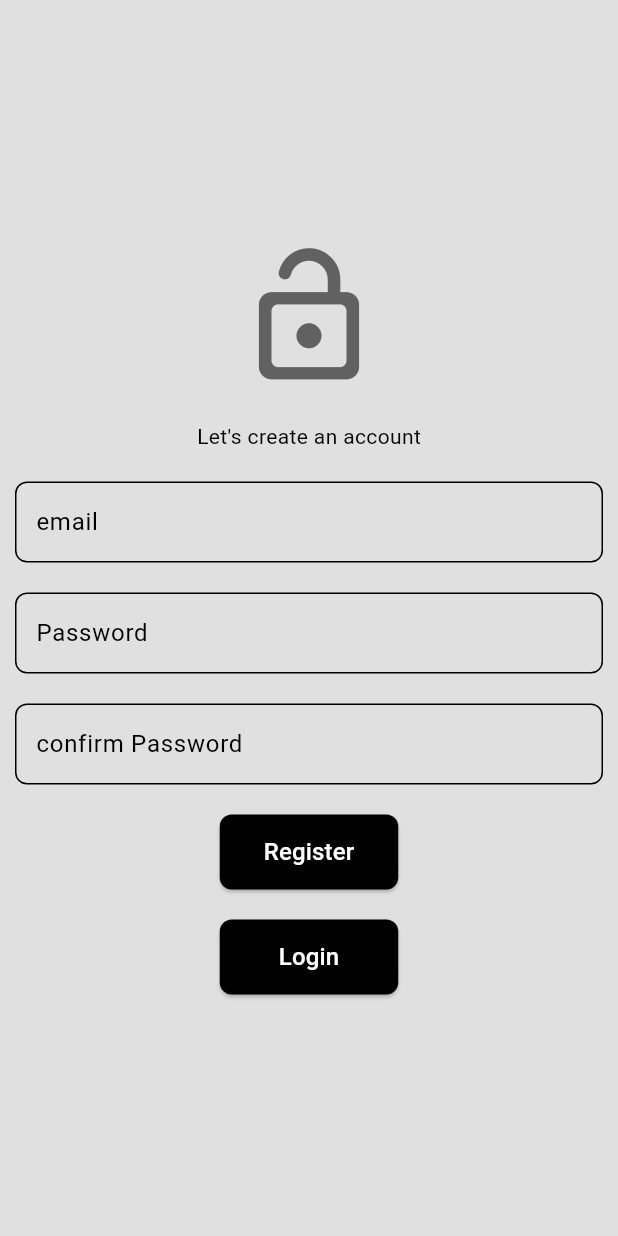
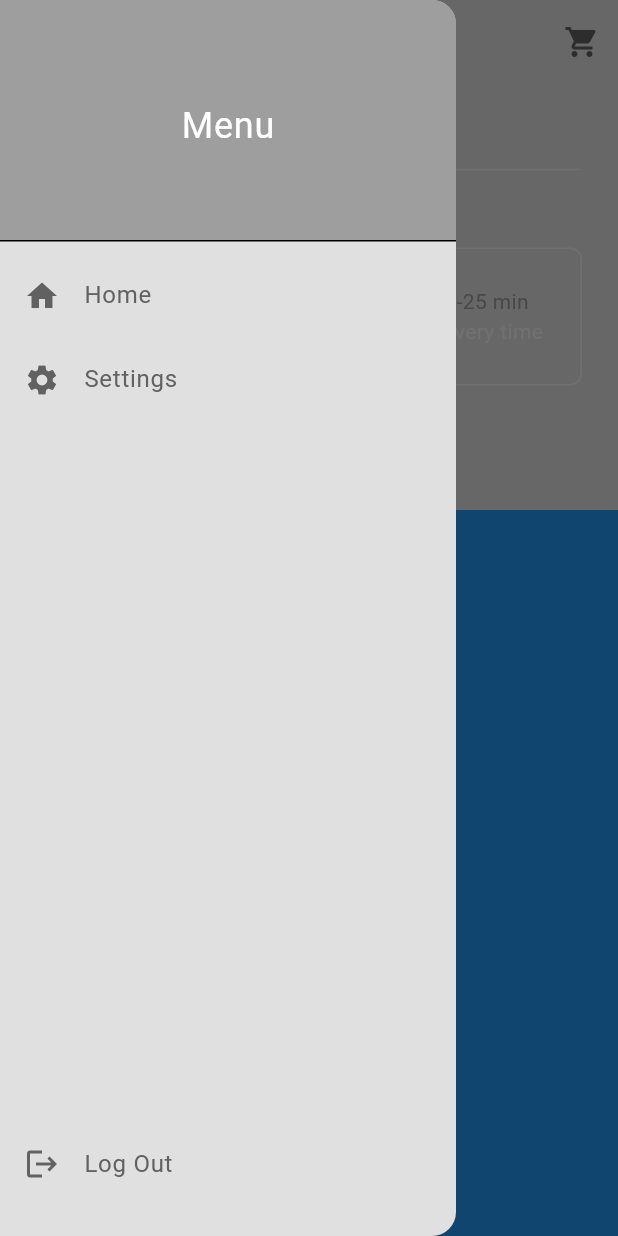
Before and after one commit to OMAR-DIB/khalesni_UI, a Flutter app: the screen it shows after launch, with the side drawer open (before the commit the screen has no drawer), on a phone screen of 412 x 824 dp. Run offline on Flutter 3.47's test engine with Material 3 defaults, Android fonts, the light colour scheme and no system bars.

Commit message:
not complete:

```diff
--- a/lib/main.dart
+++ b/lib/main.dart
@@ -1,7 +1,6 @@
 import 'package:flutter/material.dart';
-import 'package:gradution_project/screens/login_screen.dart';
-import 'package:gradution_project/screens/register_screen.dart';
-import 'package:gradution_project/themes/theme_provider.dart';
+import 'package:gradution_project/controller/theme_provider.dart';
+import 'package:gradution_project/view/screens/home_screen.dart';
 import 'package:provider/provider.dart';
 
 void main() {
@@ -20,7 +19,7 @@ class MyApp extends StatelessWidget {
     return  MaterialApp(
       debugShowCheckedModeBanner: false,
       theme: Provider.of<ThemeProvider>(context).themeData,
-      home: RegisterScreen()
+      home: HomeScreen(),
     );
   }
 }
--- /dev/null
+++ b/lib/view/screens/home_screen.dart
@@ -0,0 +1,31 @@
+import 'package:flutter/material.dart';
+import 'package:gradution_project/view/widgets/my_current_location.dart';
+import 'package:gradution_project/view/widgets/my_description_box.dart';
+import 'package:gradution_project/view/widgets/my_drawer.dart';
+import 'package:gradution_project/view/widgets/my_silver_app_bar.dart';
+
+class HomeScreen extends StatelessWidget {
+  const HomeScreen({super.key});
+
+  @override
+  Widget build(BuildContext context) {
+    return Scaffold(
+      drawer: MyDrawer(),
+      body: NestedScrollView(
+          headerSliverBuilder: (context, innerBoxIsScrolled) => [
+            MySilverAppBar(child: Column(
+              mainAxisAlignment: MainAxisAlignment.end,
+                children: [
+                Divider(
+                  indent: 25,
+                  endIndent: 25,
+                  color: Theme.of(context).colorScheme.secondary,
+                ),
+                MyCurrentLocation(),
+                MyDescriptionBox(),
+              ],
+            ), title: Text("title"),),
+          ], body: Container(color: Colors.blue,)),
+    );
+  }
+}
--- a/lib/screens/register_screen.dart
+++ b/lib/view/screens/login_screen.dart
@@ -1,15 +1,15 @@
 import 'package:flutter/material.dart';
-import 'package:gradution_project/widgets/my_button.dart';
-import 'package:gradution_project/widgets/my_textField.dart';
+import 'package:gradution_project/controller/switch_login_controller.dart';
+import 'package:gradution_project/view/widgets/my_button.dart';
+import 'package:gradution_project/view/widgets/my_text_field.dart';
+import 'package:provider/provider.dart';
 
-class RegisterScreen extends StatelessWidget {
-  const RegisterScreen({super.key});
-
+class LoginScreen extends StatelessWidget {
+  const LoginScreen({super.key});
   @override
   Widget build(BuildContext context) {
     final TextEditingController emailController = TextEditingController();
     final TextEditingController passwordController = TextEditingController();
-    final TextEditingController confirmePasswordController = TextEditingController();
     return Scaffold(
       backgroundColor: Theme.of(context).colorScheme.surface,
       body: Column(
@@ -23,7 +23,7 @@ class RegisterScreen extends StatelessWidget {
           const SizedBox(
             height: 20,
           ),
-          const Text("Let's create an account"),
+          const Text("food delivery App"),
           const SizedBox(
             height: 20,
           ),
@@ -39,19 +39,25 @@ class RegisterScreen extends StatelessWidget {
           const SizedBox(
             height: 20,
           ),
-          MyTextField(
-            hintText: "confirm Password",
-            controller: confirmePasswordController,
-            obscureText: true,
+          MyButton(
+            text: "Login",
+            onTap: () {
+
+            },
+            width: 119,
+            color: Theme.of(context).colorScheme.onSecondary,
           ),
           const SizedBox(
             height: 20,
           ),
-          MyButton(text: "Register", onTap: (){},width: 119,color: Theme.of(context).colorScheme.onSecondary,),
-          const SizedBox(
-            height: 20,
+          MyButton(
+            text: "Register",
+            onTap: () {
+              context.read<SwitchLoginController>().toggleLog();
+            },
+            width: 119,
+            color: Theme.of(context).colorScheme.onSecondary,
           ),
-          MyButton(text: "Login", onTap: (){},width: 119,color: Theme.of(context).colorScheme.onSecondary,),
         ],
       ),
     );
--- /dev/null
+++ b/lib/view/widgets/my_current_location.dart
@@ -0,0 +1,47 @@
+import 'package:flutter/material.dart';
+
+class MyCurrentLocation extends StatelessWidget {
+  const MyCurrentLocation({super.key});
+
+  void openLocationSearchBox(BuildContext context) {
+    showDialog(context: context, builder: (context) => AlertDialog(
+      title:const Text("your Location"),
+      content: const TextField(
+        decoration:  InputDecoration(hintText: "Search Address..."),
+      ),
+      actions: [
+        MaterialButton(onPressed: () => Navigator.of(context).pop(),
+        child: const Text("Cancel"),),
+      MaterialButton(onPressed: () => Navigator.of(context).pop(),
+        child: const Text("Save"),),
+
+      ],
+    ),);
+  }
+  @override
+  Widget build(BuildContext context) {
+    return Column(
+      children: [
+        Text(
+          "Deliver now",
+          style: TextStyle(
+            color: Theme.of(context).colorScheme.primary,
+          ),
+        ),
+        GestureDetector(
+          onTap: ()=> openLocationSearchBox(context) ,
+          child: Row(
+            children: [
+              Text("6566 Tripoli",style: TextStyle(
+                color: Theme.of(context).colorScheme.inversePrimary,
+                fontWeight: FontWeight.bold,
+
+              ),),
+              const Icon(Icons.keyboard_arrow_down_rounded)
+            ],
+          ),
+        )
+      ],
+    );
+  }
+}
--- /dev/null
+++ b/lib/view/widgets/my_description_box.dart
@@ -0,0 +1,36 @@
+import 'package:flutter/material.dart';
+
+class MyDescriptionBox extends StatelessWidget {
+  const MyDescriptionBox({super.key});
+
+  @override
+  Widget build(BuildContext context) {
+    return Container(
+      decoration: BoxDecoration(
+        border: Border.all(color: Theme.of(context).colorScheme.secondary),
+        borderRadius: BorderRadius.circular(8),
+      ),
+       padding: const EdgeInsets.all(25.0),
+       margin: const EdgeInsets.only(left: 25,right: 24,bottom: 25),
+
+      child: Row(
+        mainAxisAlignment: MainAxisAlignment.spaceBetween,
+        children: [
+          Column(
+            children: [
+              Text('\$0.99',style: TextStyle(color: Theme.of(context).colorScheme.primary),),
+              Text('Delivery fee',style: TextStyle(color: Theme.of(context).colorScheme.secondary)),
+            ],
+
+          ),
+          Column(
+            children: [
+              Text('25-25 min',style: TextStyle(color: Theme.of(context).colorScheme.primary)),
+              Text('Delivery time',style: TextStyle(color: Theme.of(context).colorScheme.secondary)),
+            ],
+          )
+        ],
+      ),
+    );
+  }
+}
--- /dev/null
+++ b/lib/view/widgets/my_drawer.dart
@@ -0,0 +1,67 @@
+import 'package:flutter/material.dart';
+import 'package:gradution_project/view/screens/settigns_screen.dart';
+import 'package:gradution_project/view/widgets/my_drawer_title.dart';
+
+class MyDrawer extends StatelessWidget {
+  const MyDrawer({super.key});
+
+  @override
+  Widget build(BuildContext context) {
+    return Drawer(
+      child: Column(
+        mainAxisAlignment: MainAxisAlignment.spaceBetween,
+        children: [
+          Column(
+            children: [
+              DrawerHeader(
+                decoration: BoxDecoration(
+                  color: Theme.of(context).colorScheme.primary,
+                ),
+                child: Center(
+                  child: Text(
+                    "Menu",
+                    style: TextStyle(
+                      color: Theme.of(context).colorScheme.onPrimary,
+                      fontSize: 24,
+                    ),
+                  ),
+                ),
+              ),
+              MyDrawerTitle(
+                text: 'Home',
+                icon: Icons.home,
+                onTap: () {
+                  // Navigate to Home Page
+                  // Navigator.of(context).pushReplacementNamed('/home');
+                  Navigator.of(context).pop();
+                },
+              ),
+              MyDrawerTitle(
+                text: 'Settings',
+                icon: Icons.settings,
+                onTap: () {
+                  // Navigate to Settings Page
+                  // Navigator.of(context).pushReplacementNamed('/settings');
+                  Navigator.of(context).pop();
+                  Navigator.of(context).push(MaterialPageRoute(builder: (context) => const SettignsScreen(),),);
+                },
+              ),
+            ],
+          ),
+          // Log out button at the bottom
+          Padding(
+            padding: const EdgeInsets.only(bottom: 20),
+            child: MyDrawerTitle(
+              text: 'Log Out',
+              icon: Icons.logout,
+              onTap: () {
+                // Perform log out operation here
+
+              },
+            ),
+          ),
+        ],
+      ),
+    );
+  }
+}
--- /dev/null
+++ b/lib/view/widgets/my_drawer_title.dart
@@ -0,0 +1,20 @@
+import 'package:flutter/material.dart';
+
+class MyDrawerTitle extends StatelessWidget {
+  final String text;
+  final IconData? icon;
+  final void Function()? onTap;
+  const MyDrawerTitle({super.key, required this.text, this.icon, this.onTap});
+
+  @override
+  Widget build(BuildContext context) {
+    return ListTile(
+      title: Text(
+        text,
+        style: TextStyle(color: Theme.of(context).colorScheme.inversePrimary),
+      ),
+      leading: Icon(icon, color: Theme.of(context).colorScheme.inversePrimary),
+      onTap: onTap,
+    );
+  }
+}
--- a/lib/widgets/my_textField.dart
+++ b/lib/view/widgets/my_text_field.dart
@@ -1,5 +1,4 @@
-import 'package:flutter/material.dart';
-
+// ignore: file_names
 import 'package:flutter/material.dart';
 
 class MyTextField extends StatelessWidget {
@@ -8,11 +7,11 @@ class MyTextField extends StatelessWidget {
   final TextEditingController controller;
 
   const MyTextField({
-    Key? key,
+    super.key,
     required this.hintText,
     this.obscureText = false,
     required this.controller,
-  }) : super(key: key);
+  });
 
   @override
   Widget build(BuildContext context) {
```
Also changed, not shown: lib/controller/switch_login_controller.dart (added, +11 -0 lines), lib/view/screens/auth_screen.dart (added, +22 -0 lines), lib/view/screens/register_screen.dart (renamed from lib/screens/login_screen.dart, +19 -7 lines), lib/view/screens/settigns_screen.dart (added, +50 -0 lines), lib/view/widgets/my_silver_app_bar.dart (added, +33 -0 lines), lib/controller/theme_provider.dart (renamed from lib/themes/theme_provider.dart), lib/view/widgets/my_button.dart (renamed from lib/widgets/my_button.dart).
